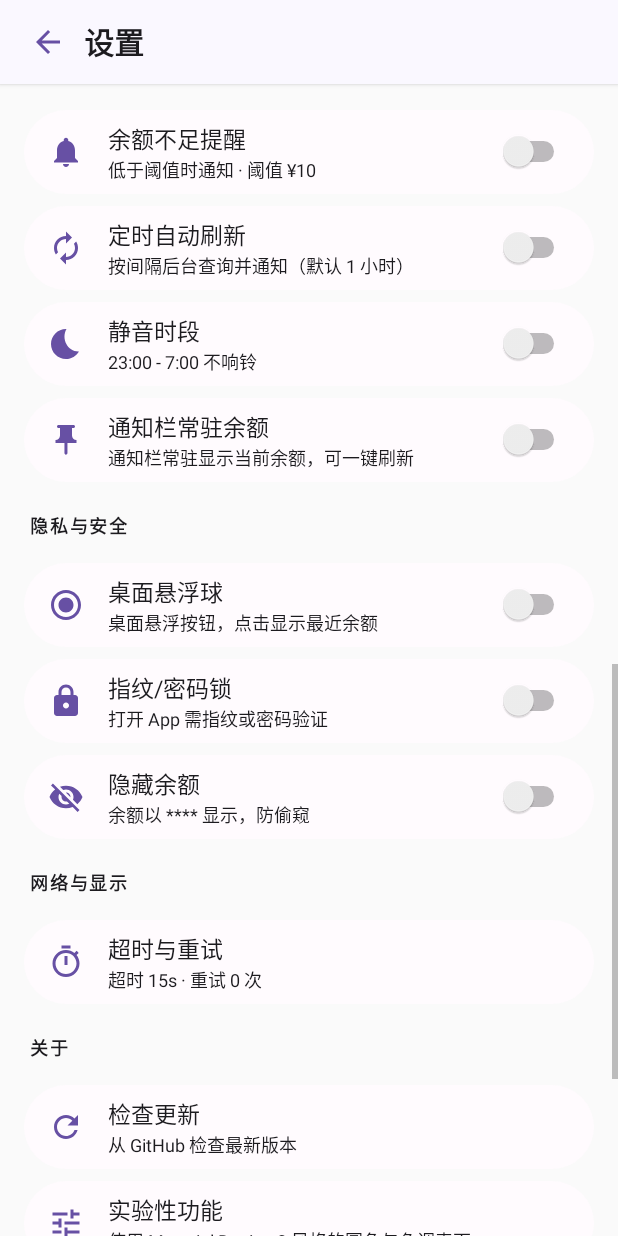
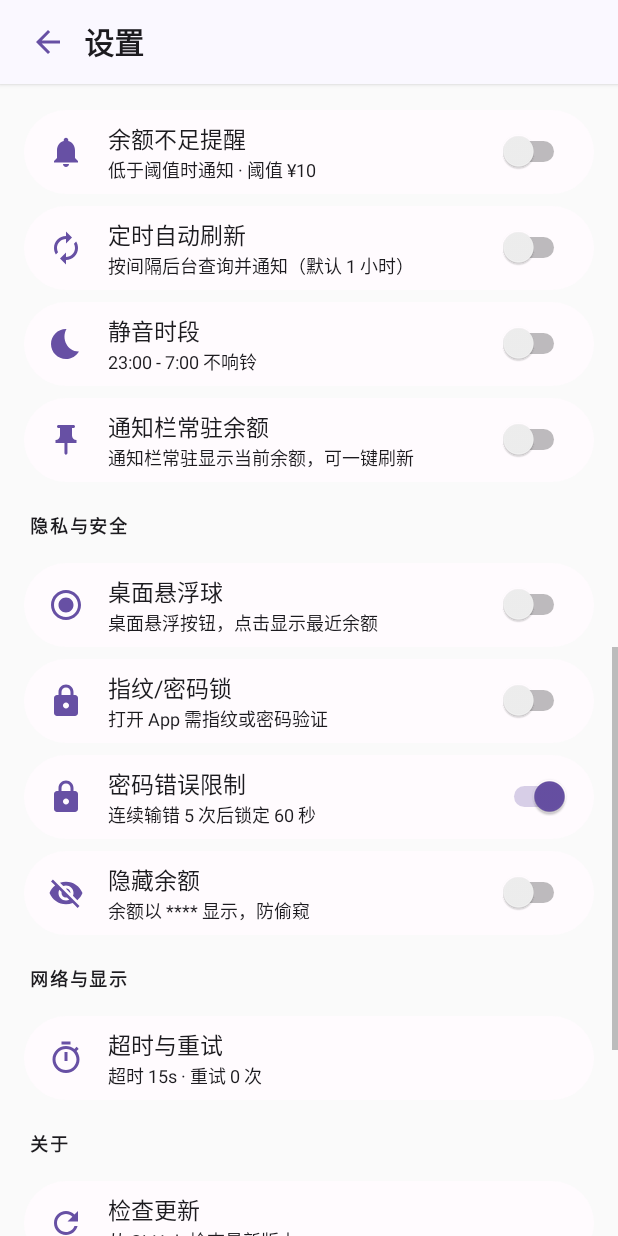
Before and after one commit to RXHrxh520/APIBalance, an Android app: the fragment SettingsFragment shown on its own in the app's theme, scrolled down 1074 dp, on a phone screen of 412 x 824 dp. Run offline under Robolectric (Android 15) with nearby library versions, the phone set to English and light mode, and no system bars; 2 statements that could not run were skipped.

Commit message:
feat(release): 版本升至 1.5.4，公告 JSON 可扩展，修复 P1 七项与锁失败限制
· versionCode 11 / versionName 1.5.4
· app.json 支持 notices 数组：id/enabled/text/url/start/end，按有效期取第一条，兼容旧 notice 字段；公告本地缓存，断网可显示
· 新增 docs/announcement.md，逐字段说明，改完推 main 即生效
· 阈值提醒按服务商币种换算后再比较，USD 账户不再被 CNY 阈值误判
· Anthropic 标签改为「本月成本」、OpenAI 改为「近30天成本」，与查询区间一致
· Kimi Code 百分比按「已用」反向换算，避免方向相反
· GLM 充值额改用 available-grant 推导，赠金不再重复计入
· 历史去重窗口统一为 6 小时，写入与清理口径一致
· 悬浮球只取当前服务商的历史记录
· 自定义服务商字段路径缺失/非数字时抛出明确错误，不再静默显示 0.00
· 锁屏新增「密码错误限制」开关（默认开）：连错 5 次锁 60 秒，设置页可关

```diff
--- a/app/build.gradle
+++ b/app/build.gradle
@@ -38,8 +38,8 @@ android {
         applicationId 'asia.rxh.apibalance'
         minSdk 26
         targetSdk 37
-        versionCode 10
-        versionName '1.5.3'
+        versionCode 11
+        versionName '1.5.4'
         buildConfigField "String", "BUILD_TIME", "\"" + new java.text.SimpleDateFormat("yyyy-MM-dd HH:mm").format(new java.util.Date()) + "\""
     }
 
--- a/app/src/main/java/asia/rxh/apibalance/AppPrefs.java
+++ b/app/src/main/java/asia/rxh/apibalance/AppPrefs.java
@@ -166,6 +166,15 @@ public final class AppPrefs {
 
     public static void setAlertEnabled(Context c, boolean b) {
         sp(c).edit().putBoolean(KEY_ALERT_ENABLED, b).apply();
+    }
+
+    /** 锁屏连续输错限制：默认开启，用户可在设置里关掉。 */
+    public static boolean isLockLimitEnabled(Context c) {
+        return sp(c).getBoolean("lock_limit_enabled", true);
+    }
+
+    public static void setLockLimitEnabled(Context c, boolean enabled) {
+        sp(c).edit().putBoolean("lock_limit_enabled", enabled).apply();
     }
 
     public static double getAlertThreshold(Context c) {
--- a/app/src/main/java/asia/rxh/apibalance/AutoRefreshReceiver.java
+++ b/app/src/main/java/asia/rxh/apibalance/AutoRefreshReceiver.java
@@ -49,11 +49,13 @@ public class AutoRefreshReceiver extends BroadcastReceiver {
                     BalanceWidgetProvider.updateAll(ctx);
                     return;
                 }
-                double threshold = AppPrefs.getAlertThreshold(ctx);
+                double thresholdCny = AppPrefs.getAlertThreshold(ctx);
+                double threshold = "USD".equals(result.currency)
+                        ? thresholdCny / AppPrefs.getUsdCnyRate(ctx) : thresholdCny;
                 if (AppPrefs.isAlertEnabled(ctx) && result.totalBalance < threshold) {
                     Notifier.notifyBalance(ctx, ctx.getString(R.string.j_116),
                             p.name + ctx.getString(R.string.j_117) + PrivacyPrefs.maskBalance(ctx, String.format("%.2f %s", result.totalBalance, result.currency))
-                                    + ctx.getString(R.string.j_118) + PrivacyPrefs.maskBalance(ctx, String.format("%.2f", threshold)));
+                                    + ctx.getString(R.string.j_118) + PrivacyPrefs.maskBalance(ctx, MoneyFmt.format(threshold) + " " + result.currency));
                 } else {
                     Notifier.notifyBalance(ctx, ctx.getString(R.string.j_134),
                             p.name + ctx.getString(R.string.j_135) + PrivacyPrefs.maskBalance(ctx, String.format("%.2f %s", result.totalBalance, result.currency)));
--- a/app/src/main/java/asia/rxh/apibalance/BalanceHistoryStore.java
+++ b/app/src/main/java/asia/rxh/apibalance/BalanceHistoryStore.java
@@ -113,7 +113,8 @@ public final class BalanceHistoryStore {
             //   同一服务商、余额各项数值完全一致、时间相差不超过 10 分钟。
             // 之前要求时间戳一模一样，而实际重复记录的时间戳总是差几秒，
             // 所以「明明有重复却清不掉」；只按金额合并又会误删正常的持平历史。
-            final long WINDOW = 10 * 60 * 1000L;
+            // 与写入侧保持一致：同一服务商、同一组金额的重复点在 6 小时内只保留一条
+            final long WINDOW = 6 * 3600_000L;
             java.util.HashMap<String, Long> lastTs = new java.util.HashMap<String, Long>();
             for (int i = 0; i < arr.length(); i++) {
                 JSONObject o = arr.getJSONObject(i);
--- a/app/src/main/java/asia/rxh/apibalance/SettingsFragment.java
+++ b/app/src/main/java/asia/rxh/apibalance/SettingsFragment.java
@@ -299,6 +299,8 @@ public class SettingsFragment extends Fragment {
         TextView tvTimeoutDesc = view.findViewById(R.id.tv_timeout_desc);
         TextView tvCurrencyDesc = view.findViewById(R.id.tv_currency_desc);
         Switch swLock = view.findViewById(R.id.sw_lock);
+        Switch swLockLimit = view.findViewById(R.id.sw_lock_limit);
+        View rowLockLimit = view.findViewById(R.id.row_lock_limit);
         Switch swHideBalance = view.findViewById(R.id.sw_hide_balance);
         Switch swNoScreenshot = view.findViewById(R.id.sw_no_screenshot);
         Switch swNoNotify = view.findViewById(R.id.sw_no_notify);
@@ -458,6 +460,14 @@ public class SettingsFragment extends Fragment {
         }
 
         // 隐私开关
+        if (swLockLimit != null) {
+            swLockLimit.setChecked(AppPrefs.isLockLimitEnabled(getActivity()));
+            swLockLimit.setOnCheckedChangeListener((b, isChecked) ->
+                    AppPrefs.setLockLimitEnabled(getActivity(), isChecked));
+            if (rowLockLimit != null) {
+                rowLockLimit.setOnClickListener(v -> swLockLimit.setChecked(!swLockLimit.isChecked()));
+            }
+        }
         if (swLock != null) {
             swLock.setChecked(PrivacyPrefs.isLockEnabled(getActivity()));
             swLock.setOnCheckedChangeListener((b, isChecked) -> {
--- a/app/src/main/res/layout/fragment_settings.xml
+++ b/app/src/main/res/layout/fragment_settings.xml
@@ -238,6 +238,14 @@
         </LinearLayout>
         <android.widget.Switch android:id="@+id/sw_lock" android:layout_width="wrap_content" android:layout_height="wrap_content" />
     </LinearLayout>
+    <LinearLayout android:id="@+id/row_lock_limit" android:layout_width="match_parent" android:layout_height="56dp" android:layout_marginTop="8dp" android:gravity="center_vertical" android:orientation="horizontal" android:paddingLeft="16dp" android:paddingRight="16dp" android:background="@drawable/bg_card_balance" android:foreground="@drawable/bg_ripple_24" android:clickable="true" android:focusable="false">
+        <ImageView android:layout_width="24dp" android:layout_height="24dp" android:src="@drawable/ic_lock" android:contentDescription="@string/lock_limit_title" />
+        <LinearLayout android:layout_width="0dp" android:layout_height="wrap_content" android:layout_weight="1" android:layout_marginLeft="16dp" android:orientation="vertical">
+            <TextView android:layout_width="wrap_content" android:layout_height="wrap_content" android:text="@string/lock_limit_title" android:textColor="@color/text_primary" android:textSize="15sp" />
+            <TextView android:layout_width="wrap_content" android:layout_height="wrap_content" android:text="@string/lock_limit_desc" android:textColor="@color/text_hint" android:textSize="12sp" />
+        </LinearLayout>
+        <android.widget.Switch android:id="@+id/sw_lock_limit" android:layout_width="wrap_content" android:layout_height="wrap_content" />
+    </LinearLayout>
     <LinearLayout android:id="@+id/row_auto_lock" android:layout_width="match_parent" android:layout_height="56dp" android:layout_marginTop="8dp" android:gravity="center_vertical" android:orientation="horizontal" android:paddingLeft="16dp" android:paddingRight="16dp" android:background="@drawable/bg_card_balance" android:foreground="@drawable/bg_ripple_24" android:clickable="true" android:focusable="false">
         <ImageView android:layout_width="24dp" android:layout_height="24dp" android:src="@drawable/ic_timer" android:contentDescription="自动锁" />
         <LinearLayout android:layout_width="0dp" android:layout_height="wrap_content" android:layout_weight="1" android:layout_marginLeft="16dp" android:orientation="vertical">
--- a/app/src/main/res/values/strings.xml
+++ b/app/src/main/res/values/strings.xml
@@ -1158,4 +1158,7 @@
     <string name="quota_status">状态</string>
     <string name="quota_plan">套餐</string>
     <string name="quota_footer_none">套餐配额</string>
+    <string name="lock_limit_title">密码错误限制</string>
+    <string name="lock_limit_desc">连续输错 5 次后锁定 60 秒</string>
+    <string name="lock_too_many_fmt">尝试次数过多，请 %1$d 秒后再试</string>
 </resources>
```
Also changed, not shown: app/src/main/java/asia/rxh/apibalance/BalanceFragment.java (+8 -3 lines), app/src/main/java/asia/rxh/apibalance/FloatingWindowService.java (+9 -2 lines), app/src/main/java/asia/rxh/apibalance/LockFragment.java (+39 -0 lines), app/src/main/java/asia/rxh/apibalance/ProviderConfig.java (+24 -10 lines), app/src/main/java/asia/rxh/apibalance/RemoteConfig.java (+70 -1 lines), 7 other files.
